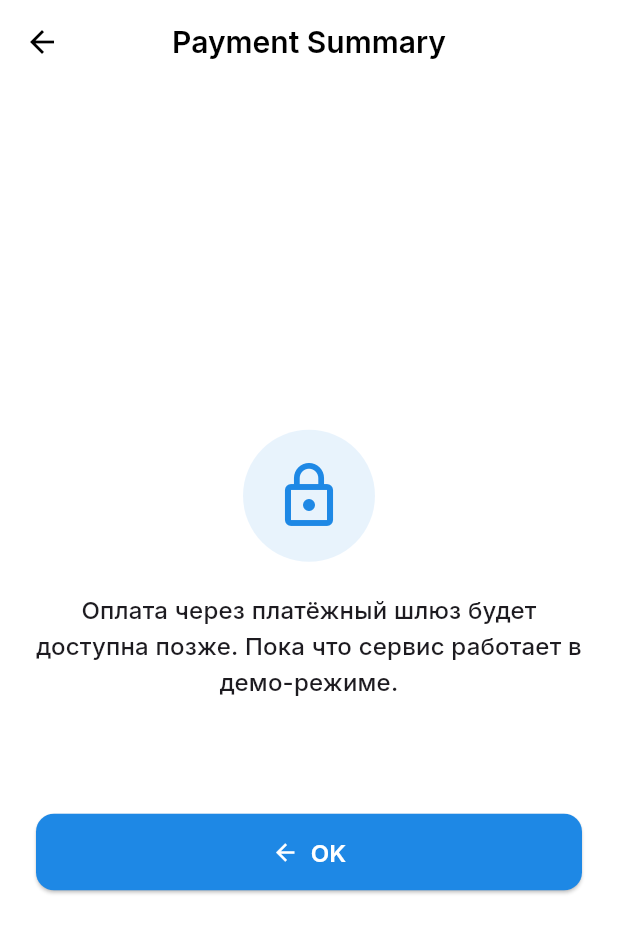
After one commit to NataliaAtiukova/PoopGo, a Flutter app: the PaymentPlaceholderScreen screen opened directly, on a phone screen of 412 x 824 dp. The commit adds this screen. Shown: the top 933 px of the screen. Run offline on Flutter 3.47's test engine with Material 3 defaults, Android fonts, the light colour scheme and no system bars; our stand-ins replace cloud_firestore, firebase_auth, firebase_core, firebase_messaging, firebase_storage, google_fonts and 3 more; accounts and stored records are empty; generated files the repository leaves out were written again.

Commit message:
chore(payment): swap Pay Now to placeholder and add PaymentPlaceholderScreen

```diff
--- /dev/null
+++ b/lib/screens/payment/payment_placeholder_screen.dart
@@ -0,0 +1,72 @@
+import 'package:flutter/material.dart';
+import 'package:flutter_gen/gen_l10n/app_localizations.dart';
+
+/// PaymentPlaceholderScreen
+///
+/// A simple, user-friendly placeholder screen shown instead of a real
+/// payment gateway. It explains in RU and EN that online payment will be
+/// available later and provides a button to return.
+///
+/// TODO(payment): Replace this screen with real payment gateway integration
+/// (e.g., Robokassa or another provider). The navigation entry points
+/// currently push this screen instead of launching a real gateway.
+class PaymentPlaceholderScreen extends StatelessWidget {
+  const PaymentPlaceholderScreen({super.key});
+
+  @override
+  Widget build(BuildContext context) {
+    final l = AppLocalizations.of(context)!;
+    return Scaffold(
+      appBar: AppBar(
+        title: Text(l.paymentSummary),
+      ),
+      body: Center(
+        child: Padding(
+          padding: const EdgeInsets.all(24),
+          child: ConstrainedBox(
+            constraints: const BoxConstraints(maxWidth: 480),
+            child: Column(
+              mainAxisSize: MainAxisSize.min,
+              crossAxisAlignment: CrossAxisAlignment.center,
+              children: [
+                Container(
+                  padding: const EdgeInsets.all(20),
+                  decoration: BoxDecoration(
+                    color: Theme.of(context).colorScheme.primary.withValues(alpha: 0.1),
+                    shape: BoxShape.circle,
+                  ),
+                  child: Icon(
+                    Icons.lock_outline,
+                    size: 48,
+                    color: Theme.of(context).colorScheme.primary,
+                  ),
+                ),
+                const SizedBox(height: 20),
+                Text(
+                  'Оплата через платёжный шлюз будет доступна позже. Пока что сервис работает в демо-режиме.',
+                  textAlign: TextAlign.center,
+                  style: Theme.of(context).textTheme.titleMedium,
+                ),
+                const SizedBox(height: 12),
+                Text(
+                  'Payment gateway integration is coming soon. The service is currently running in demo mode.',
+                  textAlign: TextAlign.center,
+                  style: Theme.of(context).textTheme.bodyMedium?.copyWith(color: Colors.white70),
+                ),
+                const SizedBox(height: 24),
+                SizedBox(
+                  width: double.infinity,
+                  child: ElevatedButton.icon(
+                    onPressed: () => Navigator.of(context).maybePop(),
+                    icon: const Icon(Icons.arrow_back),
+                    label: Text(l.ok),
+                  ),
+                ),
+              ],
+            ),
+          ),
+        ),
+      ),
+    );
+  }
+}
```
Also changed, not shown: lib/widgets/service_fee_modal.dart (+5 -25 lines).
